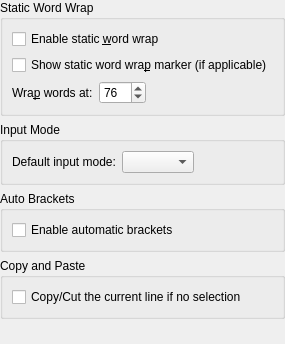
This is src/dialogs/editconfigwidget.ui in KDE/ktexteditor as Qt 5 draws it before an edit. The edited form follows.
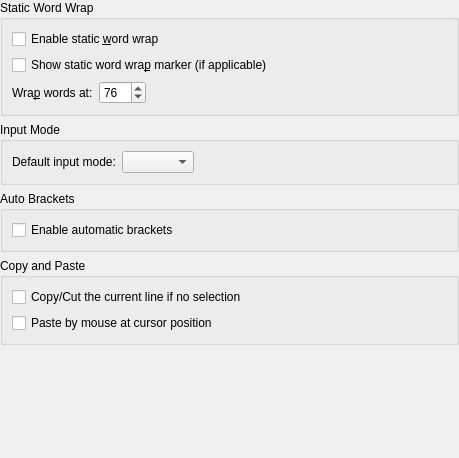
This is the edited form. Custom widgets are drawn as their Qt base class.

Commit message:
ViewConfig: Add option to paste at cursor position by mouse
Summary:
With this option is the cursor not moved to the mouse position prior to
paste by middle click

Test Plan: {F6527926}

Reviewers: #ktexteditor, dhaumann

Reviewed By: #ktexteditor, dhaumann

Subscribers: cullmann, dhaumann, ngraham, kwrite-devel, kde-frameworks-devel, #ktexteditor

Tags: #kate, #frameworks

Diff of the .ui file:
```diff
--- a/src/dialogs/editconfigwidget.ui
+++ b/src/dialogs/editconfigwidget.ui
@@ -6,8 +6,8 @@
    <rect>
     <x>0</x>
     <y>0</y>
-    <width>275</width>
-    <height>344</height>
+    <width>459</width>
+    <height>458</height>
    </rect>
   </property>
   <layout class="QVBoxLayout" name="verticalLayout">
@@ -159,6 +159,13 @@
         </property>
        </widget>
       </item>
+      <item>
+       <widget class="QCheckBox" name="chkMousePasteAtCursorPosition">
+        <property name="text">
+         <string>Paste by mouse at cursor position</string>
+        </property>
+       </widget>
+      </item>
      </layout>
     </widget>
    </item>
```
Left out of the diff: 11 changed lines with no effect on the pictures. The commit also changes 4 other files.
